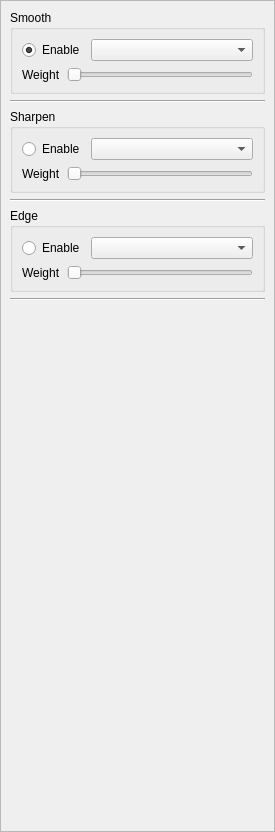
First picture: the form in src/filtermenu.ui, repository mattykakes/qcvTouchUp, before the edit.
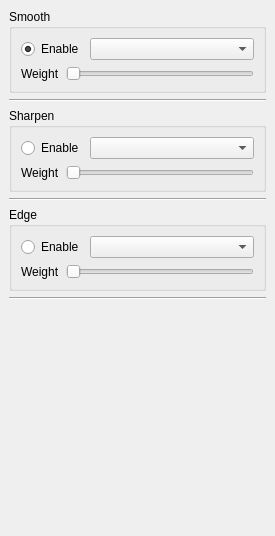
Second picture: the form after the edit. Icons and pictures are not drawn.

Diff of the .ui file:
```diff
--- a/src/filtermenu.ui
+++ b/src/filtermenu.ui
@@ -7,7 +7,7 @@
     <x>0</x>
     <y>0</y>
     <width>275</width>
-    <height>832</height>
+    <height>536</height>
    </rect>
   </property>
   <property name="sizePolicy">
@@ -31,6 +31,12 @@
   <property name="windowTitle">
    <string>ScrollArea</string>
   </property>
+  <property name="frameShape">
+   <enum>QFrame::NoFrame</enum>
+  </property>
+  <property name="frameShadow">
+   <enum>QFrame::Plain</enum>
+  </property>
   <property name="widgetResizable">
    <bool>true</bool>
   </property>
@@ -39,8 +45,8 @@
     <rect>
      <x>0</x>
      <y>0</y>
-     <width>273</width>
-     <height>830</height>
+     <width>275</width>
+     <height>536</height>
     </rect>
    </property>
    <layout class="QVBoxLayout" name="verticalLayout">
```
